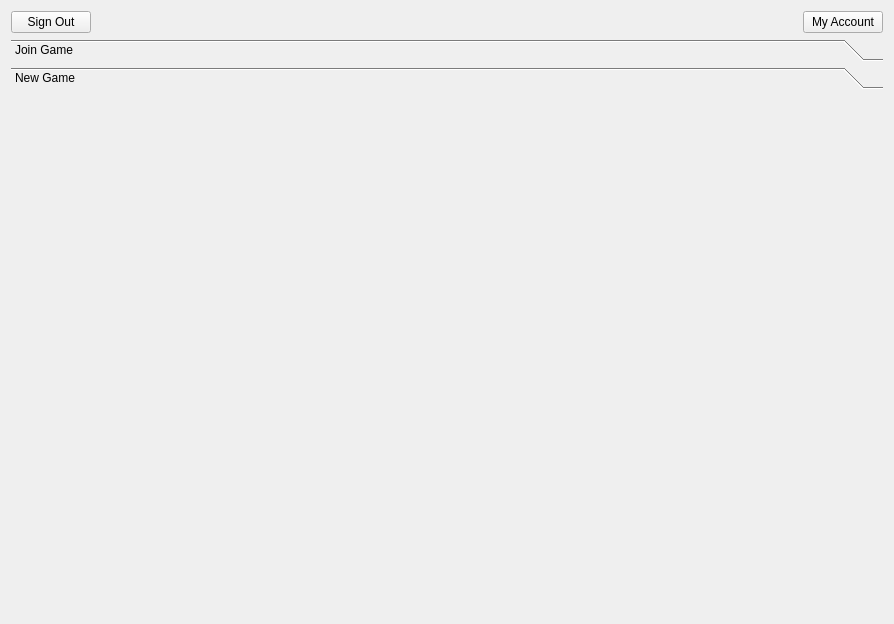
Before: the Qt Designer form sos/gui/menu_screen_ui.ui in tornado80/sos-game-client, drawn with Qt 5.
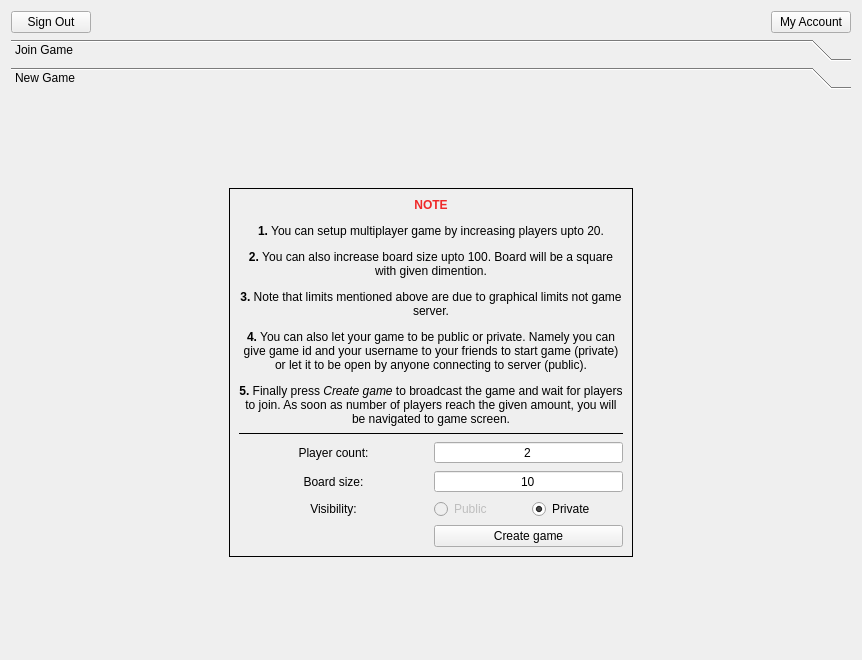
After: the same form once the commit is applied. The open tabs and pages were chosen to show the change.

Commit message: - Sign out when closing main window - Improved menu screen

Diff of the .ui file:
```diff
--- a/sos/gui/menu_screen_ui.ui
+++ b/sos/gui/menu_screen_ui.ui
@@ -6,8 +6,8 @@
    <rect>
     <x>0</x>
     <y>0</y>
-    <width>894</width>
-    <height>624</height>
+    <width>862</width>
+    <height>660</height>
    </rect>
   </property>
   <property name="windowTitle">
@@ -65,13 +65,198 @@
        <rect>
         <x>0</x>
         <y>0</y>
-        <width>98</width>
-        <height>28</height>
+        <width>844</width>
+        <height>547</height>
        </rect>
       </property>
       <attribute name="label">
        <string>New Game</string>
       </attribute>
+      <layout class="QGridLayout" name="gridLayout">
+       <item row="1" column="1">
+        <widget class="QFrame" name="frame">
+         <property name="frameShape">
+          <enum>QFrame::Box</enum>
+         </property>
+         <layout class="QGridLayout" name="gridLayout_2">
+          <item row="2" column="0">
+           <widget class="QLabel" name="label">
+            <property name="text">
+             <string>Player count:</string>
+            </property>
+            <property name="alignment">
+             <set>Qt::AlignCenter</set>
+            </property>
+           </widget>
+          </item>
+          <item row="2" column="1">
+           <widget class="QSpinBox" name="playerCountSpinBox">
+            <property name="alignment">
+             <set>Qt::AlignCenter</set>
+            </property>
+            <property name="buttonSymbols">
+             <enum>QAbstractSpinBox::NoButtons</enum>
+            </property>
+            <property name="minimum">
+             <number>2</number>
+            </property>
+            <property name="maximum">
+             <number>20</number>
+            </property>
+           </widget>
+          </item>
+          <item row="3" column="1">
+           <widget class="QSpinBox" name="boardSizeSpinBox">
+            <property name="alignment">
+             <set>Qt::AlignCenter</set>
+            </property>
+            <property name="buttonSymbols">
+             <enum>QAbstractSpinBox::NoButtons</enum>
+            </property>
+            <property name="minimum">
+             <number>1</number>
+            </property>
+            <property name="maximum">
+             <number>100</number>
+            </property>
+            <property name="value">
+             <number>10</number>
+            </property>
+           </widget>
+          </item>
+          <item row="0" column="0" colspan="2">
+           <widget class="QLabel" name="label_4">
+            <property name="text">
+             <string>&lt;html&gt;&lt;head/&gt;&lt;body&gt;&lt;p align=&quot;center&quot;&gt;&lt;span style=&quot; font-weight:600; color:#ef2929;&quot;&gt;NOTE&lt;/span&gt;&lt;/p&gt;&lt;p&gt;&lt;span style=&quot; font-weight:600;&quot;&gt;1.&lt;/span&gt; You can setup multiplayer game by increasing players upto 20.&lt;/p&gt;&lt;p&gt;&lt;span style=&quot; font-weight:600;&quot;&gt;2. &lt;/span&gt;You can also increase board size upto 100. Board will be a square with given dimention.&lt;/p&gt;&lt;p&gt;&lt;span style=&quot; font-weight:600;&quot;&gt;3. &lt;/span&gt;Note that limits mentioned above are due to graphical limits not game server.&lt;/p&gt;&lt;p&gt;&lt;span style=&quot; font-weight:600;&quot;&gt;4.&lt;/span&gt; You can also let your game to be public or private. Namely you can give game id and your username to your friends to start game (private) or let it to be open by anyone connecting to server (public).&lt;/p&gt;&lt;p&gt;&lt;span style=&quot; font-weight:600;&quot;&gt;5.&lt;/span&gt; Finally press &lt;span style=&quot; font-style:italic;&quot;&gt;Create game&lt;/span&gt; to broadcast the game and wait for players to join. As soon as number of players reach the given amount, you will be navigated to game screen.&lt;/p&gt;&lt;/body&gt;&lt;/html&gt;</string>
+            </property>
+            <property name="alignment">
+             <set>Qt::AlignCenter</set>
+            </property>
+            <property name="wordWrap">
+             <bool>true</bool>
+            </property>
+           </widget>
+          </item>
+          <item row="4" column="1">
+           <layout class="QHBoxLayout" name="horizontalLayout_2">
+            <item>
+             <widget class="QRadioButton" name="publicRadioButton">
+              <property name="enabled">
+               <bool>false</bool>
+              </property>
+              <property name="text">
+               <string>Public</string>
+              </property>
+             </widget>
+            </item>
+            <item>
+             <widget class="QRadioButton" name="privateRadioButton">
+              <property name="text">
+               <string>Private</string>
+              </property>
+              <property name="checked">
+               <bool>true</bool>
+              </property>
+             </widget>
+            </item>
+           </layout>
+          </item>
+          <item row="5" column="1">
+           <widget class="QPushButton" name="createGameButton">
+            <property name="text">
+             <string>Create game</string>
+            </property>
+           </widget>
+          </item>
+          <item row="4" column="0">
+           <widget class="QLabel" name="label_3">
+            <property name="text">
+             <string>Visibility:</string>
+            </property>
+            <property name="alignment">
+             <set>Qt::AlignCenter</set>
+            </property>
+           </widget>
+          </item>
+          <item row="1" column="0" colspan="2">
+           <widget class="Line" name="line">
+            <property name="frameShadow">
+             <enum>QFrame::Plain</enum>
+            </property>
+            <property name="lineWidth">
+             <number>1</number>
+            </property>
+            <property name="orientation">
+             <enum>Qt::Horizontal</enum>
+            </property>
+           </widget>
+          </item>
+          <item row="3" column="0">
+           <widget class="QLabel" name="label_2">
+            <property name="text">
+             <string>Board size:</string>
+            </property>
+            <property name="alignment">
+             <set>Qt::AlignCenter</set>
+            </property>
+           </widget>
+          </item>
+         </layout>
+        </widget>
+       </item>
+       <item row="1" column="0">
+        <spacer name="horizontalSpacer_2">
+         <property name="orientation">
+          <enum>Qt::Horizontal</enum>
+         </property>
+         <property name="sizeHint" stdset="0">
+          <size>
+           <width>160</width>
+           <height>20</height>
+          </size>
+         </property>
+        </spacer>
+       </item>
+       <item row="1" column="2">
+        <spacer name="horizontalSpacer_3">
+         <property name="orientation">
+          <enum>Qt::Horizontal</enum>
+         </property>
+         <property name="sizeHint" stdset="0">
+          <size>
+           <width>159</width>
+           <height>20</height>
+          </size>
+         </property>
+        </spacer>
+       </item>
+       <item row="0" column="1">
+        <spacer name="verticalSpacer">
+         <property name="orientation">
+          <enum>Qt::Vertical</enum>
+         </property>
+         <property name="sizeHint" stdset="0">
+          <size>
+           <width>20</width>
+           <height>40</height>
+          </size>
+         </property>
+        </spacer>
+       </item>
+       <item row="2" column="1">
+        <spacer name="verticalSpacer_2">
+         <property name="orientation">
+          <enum>Qt::Vertical</enum>
+         </property>
+         <property name="sizeHint" stdset="0">
+          <size>
+           <width>20</width>
+           <height>40</height>
+          </size>
+         </property>
+        </spacer>
+       </item>
+      </layout>
      </widget>
     </widget>
    </item>
```
Left out of the diff: 143 changed lines with no effect on the pictures. The commit also changes 2 other files.
